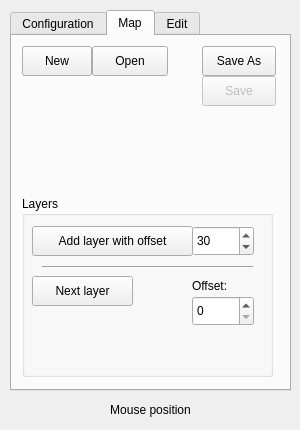
The window that Annchienta/games/editor/editor.ui (sago007/annchienta) describes before a commit, drawn with Qt 5.
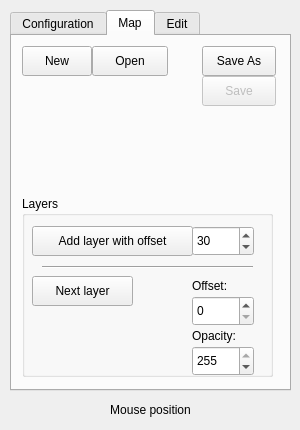
The same window after the commit. The open tabs and pages were chosen to show the change.

Commit message: Added layer switch code and fade function.

Patch:
```diff
--- a/Annchienta/games/editor/editor.ui
+++ b/Annchienta/games/editor/editor.ui
@@ -324,6 +324,35 @@
        <enum>Qt::Horizontal</enum>
       </property>
      </widget>
+     <widget class="QSpinBox" name="layerOpacityBox" >
+      <property name="geometry" >
+       <rect>
+        <x>170</x>
+        <y>150</y>
+        <width>62</width>
+        <height>30</height>
+       </rect>
+      </property>
+      <property name="maximum" >
+       <number>255</number>
+      </property>
+      <property name="value" >
+       <number>255</number>
+      </property>
+     </widget>
+     <widget class="QLabel" name="label_7" >
+      <property name="geometry" >
+       <rect>
+        <x>170</x>
+        <y>130</y>
+        <width>62</width>
+        <height>20</height>
+       </rect>
+      </property>
+      <property name="text" >
+       <string>Opacity:</string>
+      </property>
+     </widget>
     </widget>
    </widget>
    <widget class="QWidget" name="editTab" >
```
The commit also changes 12 other files.
